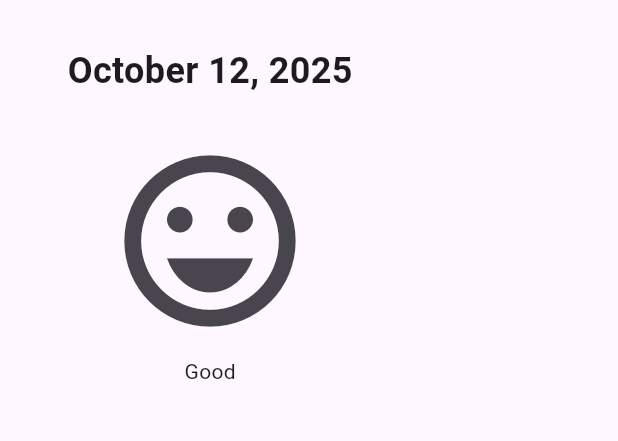
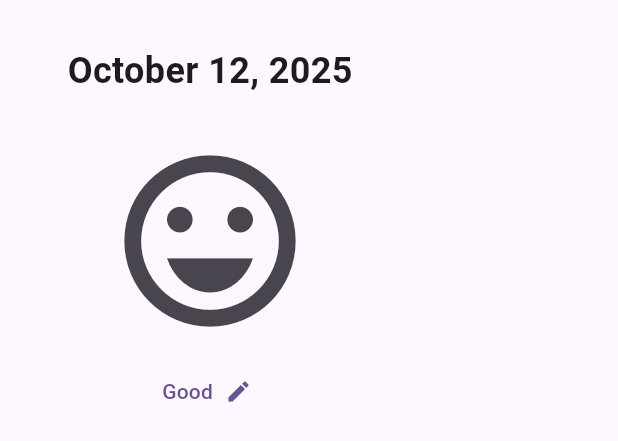
Before and after one commit to lajacl/mindfulness-app, a Flutter app: the MoodPage widget shown alone on an empty page, opened directly, after a tap on the "sentiment very satisfied" icon, on a phone screen of 412 x 824 dp. Shown: the top 441 px of the screen. Run offline on Flutter 3.47's test engine with Material 3 defaults, Android fonts, the light colour scheme and no system bars; our stand-ins replace youtube_player_iframe.

Commit message:
Allow mood to be swicthed with edit

```diff
--- a/lib/mood.dart
+++ b/lib/mood.dart
@@ -48,7 +48,12 @@ class _MoodPageState extends State<MoodPage> {
                   ),
                   onPressed: () => _updateMood('Good'),
                 ),
-                Text('Good'),
+                TextButton.icon(
+                  label: Text('Good'),
+                  icon: Icon(Icons.edit),
+                  iconAlignment: IconAlignment.end,
+                  onPressed: () => _updateMood(''),
+                ),
               ],
             )
           else if (_mood == 'Okay')
@@ -58,7 +63,12 @@ class _MoodPageState extends State<MoodPage> {
                   icon: Icon(Icons.sentiment_neutral, size: screenWidth / 3),
                   onPressed: () => _updateMood('Okay'),
                 ),
-                Text('Okay'),
+                TextButton.icon(
+                  label: Text('Okay'),
+                  icon: Icon(Icons.edit),
+                  iconAlignment: IconAlignment.end,
+                  onPressed: () => _updateMood(''),
+                ),
               ],
             )
           else if (_mood == 'Bad')
@@ -71,17 +81,18 @@ class _MoodPageState extends State<MoodPage> {
                   ),
                   onPressed: () => _updateMood('Bad'),
                 ),
-                Text('Bad'),
+                TextButton.icon(
+                  label: Text('Bad'),
+                  icon: Icon(Icons.edit),
+                  iconAlignment: IconAlignment.end,
+                  onPressed: () => _updateMood(''),
+                ),
               ],
             )
           else
             Column(
               children: [
-                Text(
-                  'How are you?',
-                  style: TextStyle(fontSize: 20),
-                  textAlign: TextAlign.left,
-                ),
+                Text('How are you?', style: TextStyle(fontSize: 20)),
                 Row(
                   mainAxisAlignment: MainAxisAlignment.spaceBetween,
                   children: [
```
